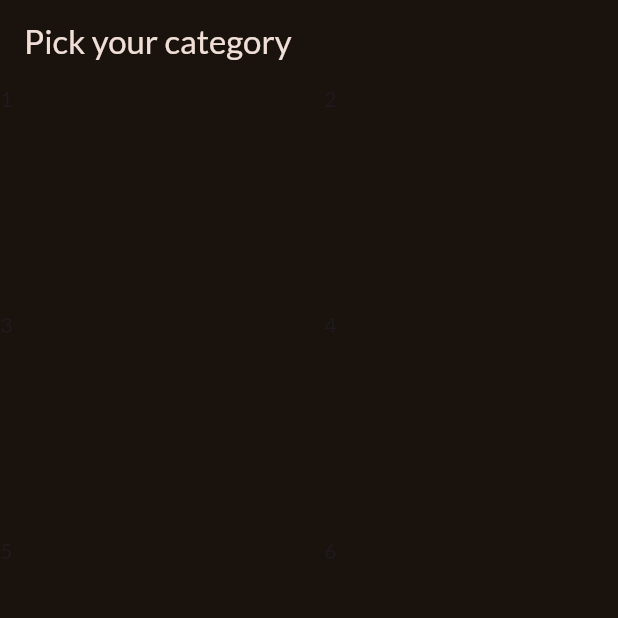
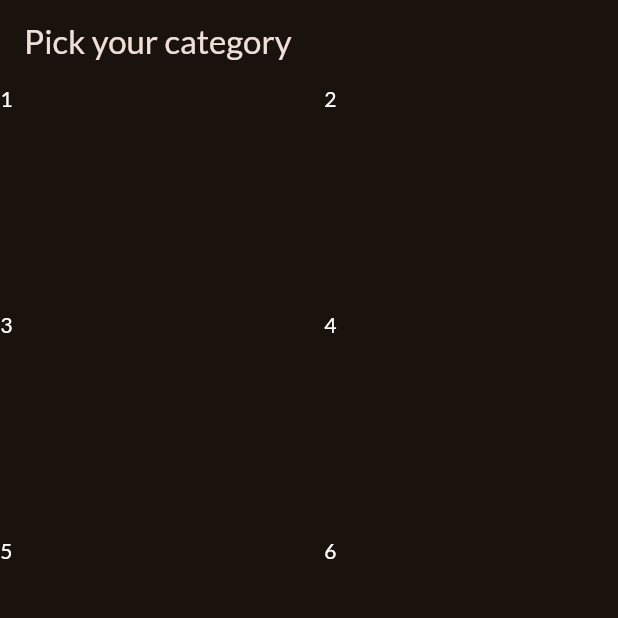
Before and after one commit to ainwg/meals_app, a Flutter app: the screen it shows after launch, on a phone screen of 412 x 824 dp, the top half of it. Run offline on Flutter 3.47's test engine with Material 3 defaults, Android fonts, the phone set to English and light mode, and no system bars; our stand-ins replace google_fonts.

Commit message:
Change text color

```diff
--- a/lib/categories.dart
+++ b/lib/categories.dart
@@ -15,12 +15,12 @@ class CategoriesScreen extends StatelessWidget {
           mainAxisSpacing: 20,
         ),
         children: [
-          Text('1'),
-          Text('2'),
-          Text('3'),
-          Text('4'),
-          Text('5'),
-          Text('6'),
+          Text('1', style: TextStyle(color: Colors.white)),
+          Text('2', style: TextStyle(color: Colors.white)),
+          Text('3', style: TextStyle(color: Colors.white)),
+          Text('4', style: TextStyle(color: Colors.white)),
+          Text('5', style: TextStyle(color: Colors.white)),
+          Text('6', style: TextStyle(color: Colors.white)),
         ],
       ),
     );
```
